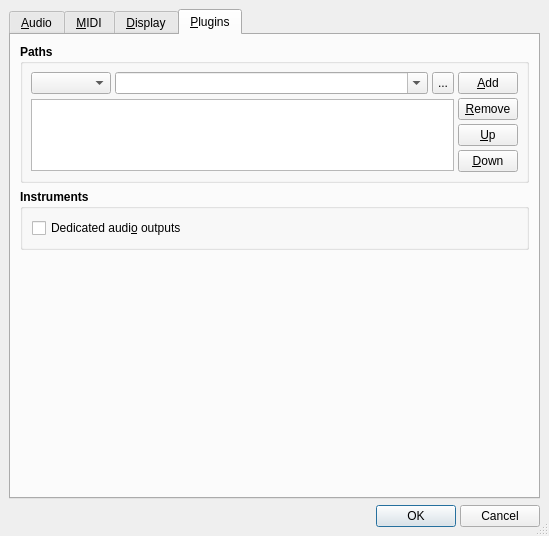
Before: the Qt Designer form src/qtractorOptionsForm.ui in rncbc/qtractor, drawn with Qt 5.
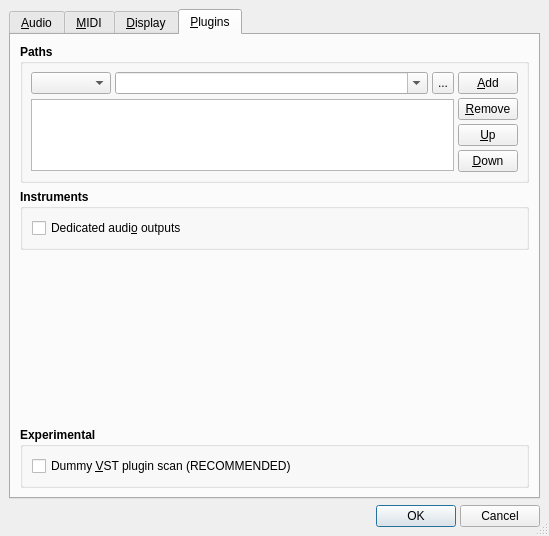
After: the same form once the commit is applied. The open tabs and pages were chosen to show the change. Icons and pictures are not drawn.

Commit message: - A dummy plugin type option has been devised, just to bear with some   troubled behavior of the lovely JUCETICE plugins (View/Options.../   Plugins/Experimental/Dummy VST plugin scan). Bad news are that all,   yes all as in every native VST plugins, are indistinguishable from   being just pure audio effects, either mono or stereo, whatever, and   thus all being considered full-blown stereo VSTi instruments (which   are the vast mainstream and rather interesting majority, nevertheless:).

Diff of the .ui file:
```diff
--- a/src/qtractorOptionsForm.ui
+++ b/src/qtractorOptionsForm.ui
@@ -2341,6 +2341,49 @@
          </property>
         </spacer>
        </item>
+       <item>
+        <widget class="QGroupBox" name="PluginExperimentalGroupBox" >
+         <property name="font" >
+          <font>
+           <weight>75</weight>
+           <bold>true</bold>
+          </font>
+         </property>
+         <property name="title" >
+          <string>Experimental</string>
+         </property>
+         <property name="flat" >
+          <bool>true</bool>
+         </property>
+         <layout class="QGridLayout" >
+          <property name="margin" >
+           <number>9</number>
+          </property>
+          <property name="spacing" >
+           <number>6</number>
+          </property>
+          <item row="0" column="0" colspan="3" >
+           <widget class="QCheckBox" name="DummyVstScanCheckBox" >
+            <property name="font" >
+             <font>
+              <weight>50</weight>
+              <bold>false</bold>
+             </font>
+            </property>
+            <property name="toolTip" >
+             <string>Whether to use a dummy plugin type when scanning for VST plugins</string>
+            </property>
+            <property name="text" >
+             <string>Dummy &amp;VST plugin scan (RECOMMENDED)</string>
+            </property>
+            <property name="shortcut" >
+             <string>Alt+V</string>
+            </property>
+           </widget>
+          </item>
+         </layout>
+        </widget>
+       </item>
       </layout>
      </widget>
     </widget>
```
Left out of the diff: 1 changed line with no effect on the pictures. The commit also changes 8 other files.
